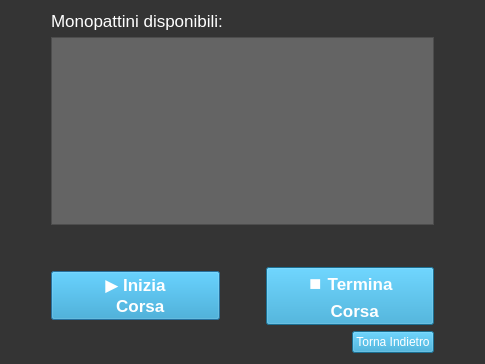
The window that Viste/Cliente/GUI/corsa.ui (GiulianiM/Noleggio) describes before a commit, drawn with Qt 5.
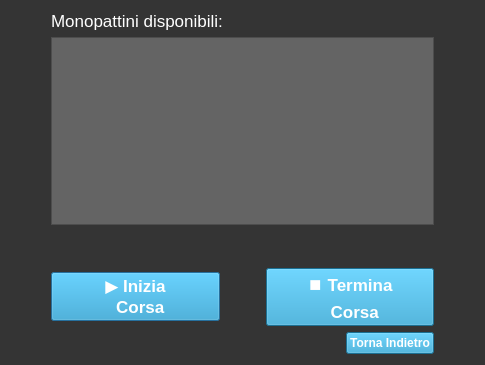
The same window after the commit. Icons and pictures are not drawn.

What changed in the file:
```diff
--- a/Viste/Cliente/GUI/corsa.ui
+++ b/Viste/Cliente/GUI/corsa.ui
@@ -7,9 +7,15 @@
     <x>0</x>
     <y>0</y>
     <width>485</width>
-    <height>364</height>
+    <height>365</height>
    </rect>
   </property>
+  <property name="minimumSize">
+   <size>
+    <width>485</width>
+    <height>365</height>
+   </size>
+  </property>
   <property name="maximumSize">
    <size>
     <width>485</width>
@@ -145,6 +151,11 @@
        </item>
        <item>
         <widget class="QPushButton" name="back_button">
+         <property name="font">
+          <font>
+           <bold>true</bold>
+          </font>
+         </property>
          <property name="styleSheet">
           <string notr="true">font-size:20; color:white;background-color:rgb(38, 157, 206)
 </string>
```
